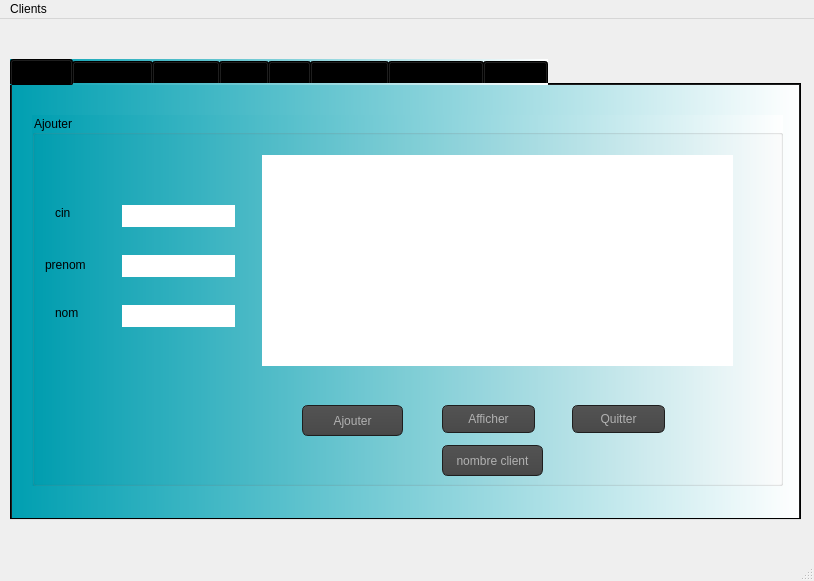
Before: the Qt Designer form Gestion_Clients/mainwindow.ui in amirakhalfy/smart_tech_store_2A5, drawn with Qt 5.
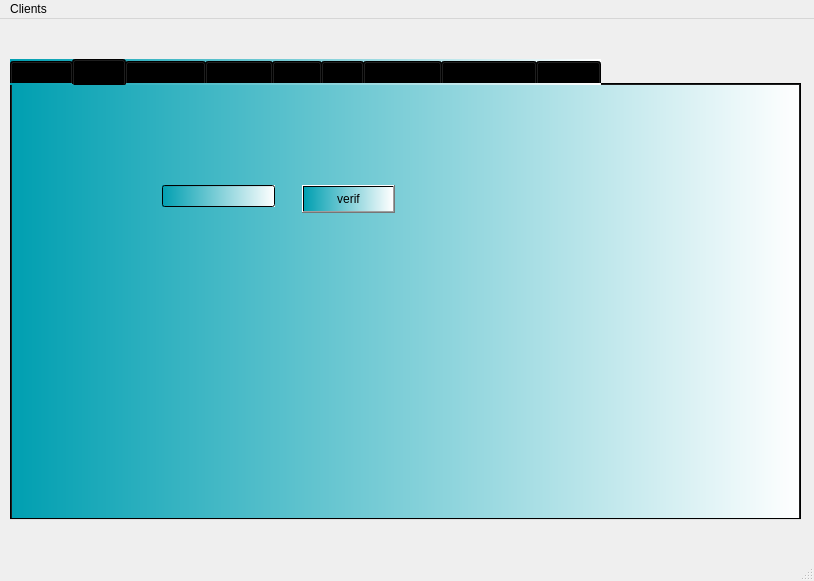
After: the same form once the commit is applied. Icons and pictures are not drawn.

```diff
--- a/Gestion_Clients/mainwindow.ui
+++ b/Gestion_Clients/mainwindow.ui
@@ -27,7 +27,7 @@
      <string notr="true">background-color:qlineargradient(spread:pad, x1:0, y1:0, x2:1, y2:0, stop:0 rgba(0,159, 177,255), stop:1 rgba(255, 255, 255, 255))</string>
     </property>
     <property name="currentIndex">
-     <number>0</number>
+     <number>1</number>
     </property>
     <widget class="QWidget" name="tab_2">
      <attribute name="title">
@@ -2153,6 +2153,34 @@
       </widget>
      </widget>
     </widget>
+    <widget class="QWidget" name="tab">
+     <attribute name="title">
+      <string>Page</string>
+     </attribute>
+     <widget class="QPushButton" name="verif">
+      <property name="geometry">
+       <rect>
+        <x>290</x>
+        <y>100</y>
+        <width>93</width>
+        <height>28</height>
+       </rect>
+      </property>
+      <property name="text">
+       <string>verif</string>
+      </property>
+     </widget>
+     <widget class="QLineEdit" name="lineEdit">
+      <property name="geometry">
+       <rect>
+        <x>150</x>
+        <y>100</y>
+        <width>113</width>
+        <height>22</height>
+       </rect>
+      </property>
+     </widget>
+    </widget>
     <widget class="QWidget" name="tab_3">
      <attribute name="title">
       <string>Supprimer</string>
```
